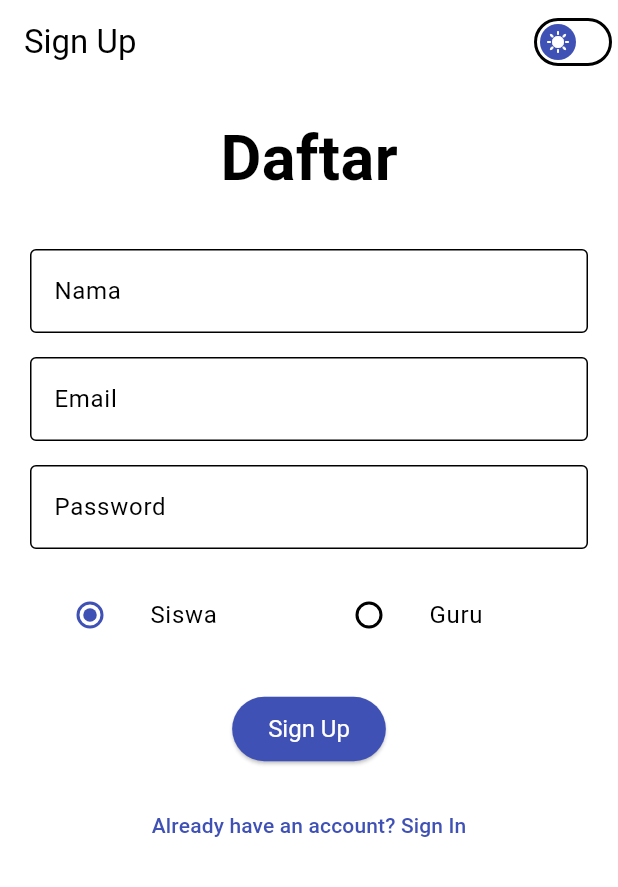
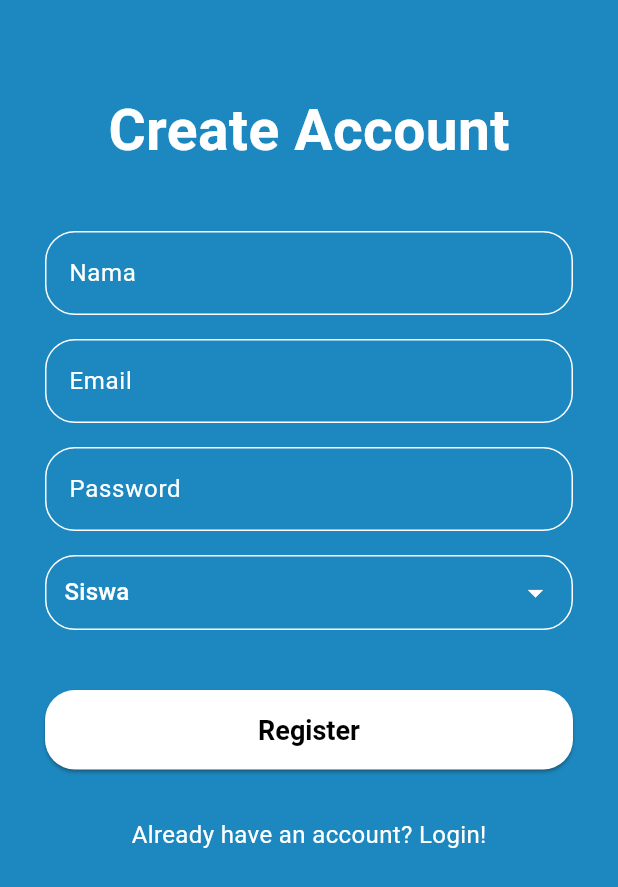
Before and after one commit to Dustymon111/Ekstraksi-File-GPT-4, a Flutter app: the screen it shows after launch, after a tap on an icon or button, on a phone screen of 412 x 824 dp. Shown: the top 887 px of the screen. Run offline on Flutter 3.47's test engine with Material 3 defaults, Android fonts, the phone set to English and light mode, and no system bars; our stand-ins replace cloud_firestore, file_picker, firebase_auth, firebase_core, firebase_storage, fl_chart and 3 more; missing offline and left inert: syncfusion_flutter_pdfviewer; accounts and stored records are empty; network calls fail.

Commit message:
update UI splashscrenn, login, register, and bottomNavigation

```diff
--- a/lib/main.dart
+++ b/lib/main.dart
@@ -7,17 +7,21 @@ import 'package:aplikasi_ekstraksi_file_gpt4/screen/home_screen.dart';
 import 'package:aplikasi_ekstraksi_file_gpt4/providers/theme_provider.dart';
 import 'package:aplikasi_ekstraksi_file_gpt4/screen/login_screen.dart';
 import 'package:aplikasi_ekstraksi_file_gpt4/screen/register_screen.dart';
+import 'package:aplikasi_ekstraksi_file_gpt4/screen/splash_screen.dart';
 import 'package:firebase_core/firebase_core.dart';
 import 'package:flutter/material.dart';
-import 'package:flutter_dotenv/flutter_dotenv.dart';
+// import 'package:flutter_dotenv/flutter_dotenv.dart';
 import 'package:provider/provider.dart';
+import 'firebase_options.dart';
 
 void main() async {
   WidgetsFlutterBinding.ensureInitialized();
-  await dotenv.load(fileName: ".env");
-  await Firebase.initializeApp();
-  return runApp((
-    MultiProvider(providers: [
+  // await dotenv.load(fileName: ".env");
+  await Firebase.initializeApp(
+    options: DefaultFirebaseOptions.currentPlatform,
+  );
+  return runApp((MultiProvider(
+    providers: [
       ChangeNotifierProvider(create: (_) => ThemeNotifier()),
       ChangeNotifierProvider(create: (_) => QuestionProvider()),
       ChangeNotifierProvider(create: (_) => BookmarkProvider()),
@@ -52,9 +56,10 @@ class MyApp extends StatelessWidget {
           ),
         ),
         themeMode: theme.currentTheme,
-        initialRoute: '/login',
+        initialRoute: '/',
         routes: {
-          '/': (context) => const Home(),
+          '/': (context) => const SplashScreen(),
+          '/home': (context) => const Home(),
           '/login': (context) => LoginScreen(),
           '/register': (context) => RegisterScreen(),
           '/bookmarks': (context) => BookmarkScreen(),
--- a/lib/screen/login_screen.dart
+++ b/lib/screen/login_screen.dart
@@ -16,61 +16,108 @@ class _LoginScreenState extends State<LoginScreen> {
   final _passwordController = TextEditingController();
   final _auth = FirebaseAuth.instance;
 
-
   @override
   void initState() {
     super.initState();
   }
+
   @override
   Widget build(BuildContext context) {
     final themeprov = Provider.of<ThemeNotifier>(context);
     return Scaffold(
-      appBar: AppBar(
-        title: const Text('Sign In'),
-         actions: [
-          Switch(
-            thumbIcon: themeprov.isDarkTheme
-                ? WidgetStateProperty.all(const Icon(Icons.nights_stay))
-                : WidgetStateProperty.all(const Icon(Icons.sunny)),
-            activeColor: Colors.white,
-            inactiveThumbColor: Colors.indigo,
-            value: themeprov.isDarkTheme,
-            onChanged: (bool value) {
-              themeprov.toggleTheme();
-            },
-          ),
-        ],
-      ),
+      backgroundColor: Color(0xFF1C88BF),
+      // appBar: AppBar(
+      //   title: const Text('Sign In'),
+      //   actions: [
+      //     Switch(
+      //       thumbIcon: themeprov.isDarkTheme
+      //           ? WidgetStateProperty.all(const Icon(Icons.nights_stay))
+      //           : WidgetStateProperty.all(const Icon(Icons.sunny)),
+      //       activeColor: Colors.white,
+      //       inactiveThumbColor: Colors.indigo,
+      //       value: themeprov.isDarkTheme,
+      //       onChanged: (bool value) {
+      //         themeprov.toggleTheme();
+      //       },
+      //     ),
+      //   ],
+      // ),
       body: Padding(
         padding: const EdgeInsets.all(16.0),
         child: Column(
           mainAxisAlignment: MainAxisAlignment.center,
           children: [
+            Text(
+              "Welcome Back",
+              style: TextStyle(
+                  fontSize: 38,
+                  fontWeight: FontWeight.bold,
+                  color: Colors.white),
+            ),
+            SizedBox(
+              height: 25,
+            ),
             TextField(
               controller: _emailController,
-              decoration: const InputDecoration(
+              decoration: InputDecoration(
                 labelText: 'Email',
-                border: OutlineInputBorder(),
+                labelStyle: TextStyle(color: Colors.white),
+                enabledBorder: OutlineInputBorder(
+                    borderSide: BorderSide(color: Colors.white),
+                    borderRadius: BorderRadius.circular(20.0)),
+                focusedBorder: OutlineInputBorder(
+                  borderSide: BorderSide(color: Colors.white),
+                ),
               ),
               keyboardType: TextInputType.emailAddress,
             ),
             const SizedBox(height: 16.0),
             TextField(
               controller: _passwordController,
-              decoration: const InputDecoration(
+              decoration: InputDecoration(
                 labelText: 'Password',
-                border: OutlineInputBorder(),
+                labelStyle: TextStyle(color: Colors.white),
+                enabledBorder: OutlineInputBorder(
+                    borderSide: BorderSide(color: Colors.white),
+                    borderRadius: BorderRadius.circular(20.0)),
+                focusedBorder: OutlineInputBorder(
+                  borderSide: BorderSide(color: Colors.white),
+                ),
               ),
               obscureText: true,
             ),
             const SizedBox(height: 24.0),
-            CustomElevatedButton(
-              label: "Sign In",
+            Container(
+              width: double
+                  .infinity, // Set lebar button sama dengan lebar input decoration
+              margin: const EdgeInsets.symmetric(
+                  vertical: 16.0), // Margin top dan bottom
+              child: ElevatedButton(
+                  style: ElevatedButton.styleFrom(
+                    shadowColor: Color.fromARGB(255, 47, 45, 42),
+                    foregroundColor: Color(0xFF1C88BF),
+                    backgroundColor: Colors.white, // Warna teks biru
+                    padding: const EdgeInsets.symmetric(
+                        vertical: 16.0), // Padding vertikal untuk ukuran tombol
+                    shape: RoundedRectangleBorder(
+                      borderRadius: BorderRadius.circular(
+                          20.0), // Border radius sama dengan input decoration
+                    ),
+                    textStyle: TextStyle(
+                      fontSize: 18.0, // Ukuran font
+                      fontWeight: FontWeight.bold, // Tebal font
+                    ),
+                  ),
+                  child: Text(
+                    'Login',
+                    style: TextStyle(color: Colors.black),
+                  ),
                   onPressed: () async {
                     final email = _emailController.text.trim();
                     final password = _passwordController.text.trim();
                     try {
-                  await _auth.signInWithEmailAndPassword(email: email, password: password);
+                      await _auth.signInWithEmailAndPassword(
+                          email: email, password: password);
                       // Show success message
                       Fluttertoast.showToast(
                           msg: "Successfully Signed In",
@@ -79,10 +126,9 @@ class _LoginScreenState extends State<LoginScreen> {
                           timeInSecForIosWeb: 1,
                           backgroundColor: Colors.green,
                           textColor: Colors.white,
-                    fontSize: 16.0
-                  );
+                          fontSize: 16.0);
                       // Navigate to the home screen or any other screen after successful login
-                  Navigator.pushReplacementNamed(context, '/');
+                      Navigator.pushReplacementNamed(context, '/home');
                     } catch (e) {
                       // Handle errors (e.g., show error message)
                       Fluttertoast.showToast(
@@ -92,20 +138,17 @@ class _LoginScreenState extends State<LoginScreen> {
                           timeInSecForIosWeb: 1,
                           backgroundColor: Colors.red,
                           textColor: Colors.white,
-                    fontSize: 16.0
-                  );
+                          fontSize: 16.0);
                     }
-              }
+                  }),
             ),
             const SizedBox(height: 16.0),
-            TextButton(
-              onPressed: () {
-                Navigator.pushReplacement(
-                  context,
-                  MaterialPageRoute(builder: (context) => RegisterScreen()),
-                );
+            GestureDetector(
+              onTap: () {
+                Navigator.pushReplacementNamed(context, '/register');
               },
-              child: const Text('Don\'t have an account? Sign Up'),
+              child: const Text('Don\'t have an account? Sign Up',
+                  style: TextStyle(color: Colors.white, fontSize: 16)),
             ),
           ],
         ),
--- a/lib/screen/profile_screen.dart
+++ b/lib/screen/profile_screen.dart
@@ -2,7 +2,6 @@ import 'package:aplikasi_ekstraksi_file_gpt4/components/custom_button.dart';
 import 'package:firebase_auth/firebase_auth.dart';
 import 'package:flutter/material.dart';
 import 'package:fluttertoast/fluttertoast.dart';
-import 'login_screen.dart';
 
 class ProfileScreen extends StatelessWidget {
   @override
@@ -44,8 +43,7 @@ class ProfileScreen extends StatelessWidget {
                         timeInSecForIosWeb: 1,
                         backgroundColor: Colors.green,
                         textColor: Colors.white,
-                      fontSize: 16.0
-                  );
+                        fontSize: 16.0);
                   }
                 },
                 label: 'Sign Out',
--- a/lib/screen/register_screen.dart
+++ b/lib/screen/register_screen.dart
@@ -6,7 +6,7 @@ import 'package:aplikasi_ekstraksi_file_gpt4/screen/login_screen.dart';
 import 'package:flutter/material.dart';
 import 'package:firebase_auth/firebase_auth.dart';
 import 'package:fluttertoast/fluttertoast.dart';
-import 'package:provider/provider.dart'; // Ensure you have Firebase Auth set up
+import 'package:provider/provider.dart';
 
 class RegisterScreen extends StatefulWidget {
   @override
@@ -17,7 +17,7 @@ class _RegisterScreenState extends State<RegisterScreen> {
   final _emailController = TextEditingController();
   final _passwordController = TextEditingController();
   final _namaController = TextEditingController();
-  String _role = 'siswa'; // Default role
+  String _role = 'Siswa'; // Default role
 
   final _auth = FirebaseAuth.instance;
 
@@ -27,154 +27,201 @@ class _RegisterScreenState extends State<RegisterScreen> {
     final userprov = Provider.of<UserProvider>(context);
 
     return Scaffold(
-      appBar: AppBar(
-        title: const Text('Sign Up'),
-        actions: [
-          Switch(
-            thumbIcon: themeprov.isDarkTheme
-                ? WidgetStateProperty.all(const Icon(Icons.nights_stay))
-                : WidgetStateProperty.all(const Icon(Icons.sunny)),
-            activeColor: Colors.white,
-            inactiveThumbColor: Colors.indigo,
-            value: themeprov.isDarkTheme,
-            onChanged: (bool value) {
-              themeprov.toggleTheme();
-            },
+      backgroundColor: Color(0xFF1C88BF),
+      body: SingleChildScrollView(
+        padding: const EdgeInsets.symmetric(horizontal: 30.0, vertical: 60.0),
+        child: Column(
+          mainAxisAlignment: MainAxisAlignment.center,
+          children: [
+            Text(
+              "Create Account",
+              style: TextStyle(
+                  fontSize: 38,
+                  fontWeight: FontWeight.bold,
+                  color: Colors.white),
             ),
+            const SizedBox(height: 40.0),
+            _buildTextField(_namaController, 'Nama'),
+            const SizedBox(height: 16.0),
+            _buildTextField(_emailController, 'Email'),
+            const SizedBox(height: 16.0),
+            _buildTextField(_passwordController, 'Password', obscureText: true),
+            const SizedBox(height: 16.0),
+            _buildDropdown(),
+            const SizedBox(height: 24.0),
+            _buildRegisterButton(),
+            const SizedBox(height: 16.0),
+            _buildLoginLink(),
+
+            // TAMBAHAN NANTI UTK AUTH LEWAT MEDSOS
+            // const SizedBox(height: 20.0),
+            // _buildSocialMediaIcons(),
           ],
         ),
-      body: SingleChildScrollView(
-        padding: const EdgeInsets.all(20.0),
-        child: Column(
-          mainAxisSize: MainAxisSize.min,
-          children: [
-            Text("Daftar",style: TextStyle(fontSize: 42, fontWeight: FontWeight.bold),),
-            SizedBox(height: 30),
-            TextField(
-              controller: _namaController,
-              decoration: const InputDecoration(
-                labelText: 'Nama',
-                border: OutlineInputBorder(),
+      ),
+    );
+  }
+
+  Widget _buildTextField(TextEditingController controller, String label,
+      {bool obscureText = false}) {
+    return TextField(
+      controller: controller,
+      decoration: InputDecoration(
+        labelText: label,
+        labelStyle: TextStyle(color: Colors.white),
+        enabledBorder: OutlineInputBorder(
+            borderSide: BorderSide(color: Colors.white),
+            borderRadius: BorderRadius.circular(20.0)),
+        focusedBorder: OutlineInputBorder(
+          borderSide: BorderSide(color: Colors.white),
         ),
       ),
-            const SizedBox(height: 16.0),
-            TextField(
-              controller: _emailController,
-              decoration: const InputDecoration(
-                labelText: 'Email',
-                border: OutlineInputBorder(),
+      style: TextStyle(color: Colors.white),
+      obscureText: obscureText,
+    );
+  }
+
+  Widget _buildDropdown() {
+    return Container(
+      padding: const EdgeInsets.symmetric(horizontal: 0.0),
+      decoration: BoxDecoration(
+        border: Border.all(color: Colors.white),
+        borderRadius: BorderRadius.circular(20.0),
       ),
-              keyboardType: TextInputType.emailAddress,
+      child: DropdownButtonHideUnderline(
+        child: DropdownButton<String>(
+          value: _role,
+          dropdownColor: Color(0xFF1C88BF),
+          icon: Padding(
+            padding: const EdgeInsets.only(right: 12.0),
+            child: Icon(Icons.arrow_drop_down, color: Colors.white),
           ),
-            const SizedBox(height: 16.0),
-            TextField(
-              controller: _passwordController,
-              decoration: const InputDecoration(
-                labelText: 'Password',
-                border: OutlineInputBorder(),
+          isExpanded: true,
+          items: ['Siswa', 'Guru'].map((String value) {
+            return DropdownMenuItem<String>(
+              value: value,
+              child: Padding(
+                padding: const EdgeInsets.symmetric(horizontal: 12.0),
+                child: Text(value, style: TextStyle(color: Colors.white)),
               ),
-              obscureText: true,
-            ),
-            const SizedBox(height: 16.0),
-            Row(
-              mainAxisAlignment: MainAxisAlignment.start,
-              children: [
-                Expanded(
-                  child: ListTile(
-                    title: const Text('Siswa'),
-                    leading: Radio<String>(
-                      value: 'siswa',
-                      groupValue: _role,
-                      onChanged: (value) {
+            );
+          }).toList(),
+          onChanged: (String? newValue) {
             setState(() {
-                          _role = value!;
+              _role = newValue!;
             });
           },
         ),
       ),
-                ),
-                Expanded(
-                  child: ListTile(
-                    title: const Text('Guru'),
-                    leading: Radio<String>(
-                      value: 'guru',
-                      groupValue: _role,
-                      onChanged: (value) {
-                        setState(() {
-                          _role = value!;
-                        });
-                      },
-                    ),
-                  ),
-                ),
-              ],
-            ),
-            const SizedBox(height: 24.0),
-            CustomElevatedButton(
+    );
+  }
+
+  Widget _buildRegisterButton() {
+    return Container(
+      width: double
+          .infinity, // Set lebar button sama dengan lebar input decoration
+      margin:
+          const EdgeInsets.symmetric(vertical: 16.0), // Margin top dan bottom
+      child: ElevatedButton(
         onPressed: () async {
           final nama = _namaController.text.trim();
           final email = _emailController.text.trim();
           final password = _passwordController.text.trim();
+
           try {
-                  // Create user with email and password
-                  UserCredential userCredential = await _auth.createUserWithEmailAndPassword(
+            UserCredential userCredential =
+                await _auth.createUserWithEmailAndPassword(
               email: email,
               password: password,
             );
             String uid = userCredential.user!.uid;
-                  // Create UserModel object
+
             UserModel userModel = UserModel(
               email: email,
               nama: nama,
               password: password,
               role: _role,
-                    bookmarkId: "book_$uid"
+              bookmarkId: "book_$uid",
             );
 
-                  // Save user data to Firestore
-                  await userprov.createOrUpdateUser(userModel);
+            await Provider.of<UserProvider>(context, listen: false)
+                .createOrUpdateUser(userModel);
 
-                  // Show success message
             Fluttertoast.showToast(
               msg: "Successfully Signed Up",
               toastLength: Toast.LENGTH_SHORT,
               gravity: ToastGravity.BOTTOM,
-                    timeInSecForIosWeb: 1,
               backgroundColor: Colors.green,
               textColor: Colors.white,
-                    fontSize: 16.0
+              fontSize: 16.0,
             );
 
-                  // Navigate to the login screen or any other screen after successful registration
             Navigator.pushReplacementNamed(context, '/login');
           } catch (e) {
-                  // Handle errors (e.g., show error message)
             Fluttertoast.showToast(
               msg: "Failed to sign up: ${e.toString()}",
               toastLength: Toast.LENGTH_SHORT,
               gravity: ToastGravity.BOTTOM,
-                    timeInSecForIosWeb: 1,
               backgroundColor: Colors.red,
               textColor: Colors.white,
-                    fontSize: 16.0
+              fontSize: 16.0,
             );
           }
         },
-              label: 'Sign Up',
+        style: ElevatedButton.styleFrom(
+          shadowColor: Color.fromARGB(255, 47, 45, 42),
+          foregroundColor: Color(0xFF1C88BF),
+          backgroundColor: Colors.white, // Warna teks biru
+          padding: const EdgeInsets.symmetric(
+              vertical: 16.0), // Padding vertikal untuk ukuran tombol
+          shape: RoundedRectangleBorder(
+            borderRadius: BorderRadius.circular(
+                20.0), // Border radius sama dengan input decoration
           ),
-            const SizedBox(height: 16.0),
-            TextButton(
-              onPressed: () {
-                Navigator.pushReplacement(
-                  context,
-                  MaterialPageRoute(builder: (context) => LoginScreen()),
-                );
-              },
-              child: const Text('Already have an account? Sign In'),
+          textStyle: TextStyle(
+            fontSize: 18.0, // Ukuran font
+            fontWeight: FontWeight.bold, // Tebal font
           ),
-          ],
+        ),
+        child: Text(
+          'Register',
+          style: TextStyle(color: Colors.black),
         ),
       ),
     );
   }
+
+  Widget _buildLoginLink() {
+    return GestureDetector(
+      onTap: () {
+        Navigator.pushReplacementNamed(context, '/login');
+      },
+      child: Text(
+        'Already have an account? Login!',
+        style: TextStyle(color: Colors.white, fontSize: 16),
+      ),
+    );
   }
+
+  // WIDGET UTK AUTH LEWAT MEDSOS
+  // Widget _buildSocialMediaIcons() {
+  //   return Row(
+  //     mainAxisAlignment: MainAxisAlignment.center,
+  //     children: [
+  //       IconButton(
+  //         icon: Image.asset(
+  //             'assets/facebook.png'), // Make sure you have the assets
+  //         onPressed: () {},
+  //       ),
+  //       IconButton(
+  //         icon: Image.asset('assets/google.png'),
+  //         onPressed: () {},
+  //       ),
+  //       IconButton(
+  //         icon: Image.asset('assets/apple.png'),
+  //         onPressed: () {},
+  //       ),
+  //     ],
+  //   );
+  // }
+}
--- /dev/null
+++ b/lib/screen/splash_screen.dart
@@ -0,0 +1,47 @@
+import 'package:aplikasi_ekstraksi_file_gpt4/screen/login_screen.dart';
+import 'package:flutter/foundation.dart';
+import 'package:flutter/material.dart';
+import 'package:flutter/widgets.dart';
+
+class SplashScreen extends StatefulWidget {
+  const SplashScreen({super.key});
+
+  @override
+  State<SplashScreen> createState() => _SplashScreenState();
+}
+
+class _SplashScreenState extends State<SplashScreen> {
+  @override
+  void initState() {
+    super.initState();
+    _navigateToLogin();
+  }
+
+  _navigateToLogin() async {
+    await Future.delayed(Duration(seconds: 3), () {});
+    Navigator.pushReplacementNamed(
+        context, '/login');
+  }
+
+  @override
+  Widget build(BuildContext context) {
+    return Scaffold(
+      backgroundColor: Color(0xFF1C88BF),
+      body: Center(
+        child: Container(
+          width: 150,
+          height: 150,
+          decoration: BoxDecoration(
+              shape: BoxShape.circle,
+              border: Border.all(color: Colors.white, width: 2)),
+          child: Center(
+            child: Text(
+              "Logo here..",
+              style: TextStyle(color: Colors.white, fontSize: 20),
+            ),
+          ),
+        ),
+      ),
+    );
+  }
+}
--- a/pubspec.yaml
+++ b/pubspec.yaml
@@ -71,8 +71,8 @@ flutter:
   uses-material-design: true
 
   # To add assets to your application, add an assets section, like this:
-  assets:
-    - .env
+  # assets:
+  #   - .env
 
   # An image asset can refer to one or more resolution-specific "variants", see
   # https://flutter.dev/assets-and-images/#resolution-aware
```
Also changed, not shown: lib/screen/create_screen.dart (added, +33 -0 lines), lib/screen/home_screen.dart (+48 -7 lines), 1 other file. Lines whose indentation alone changed are shown as unchanged.
